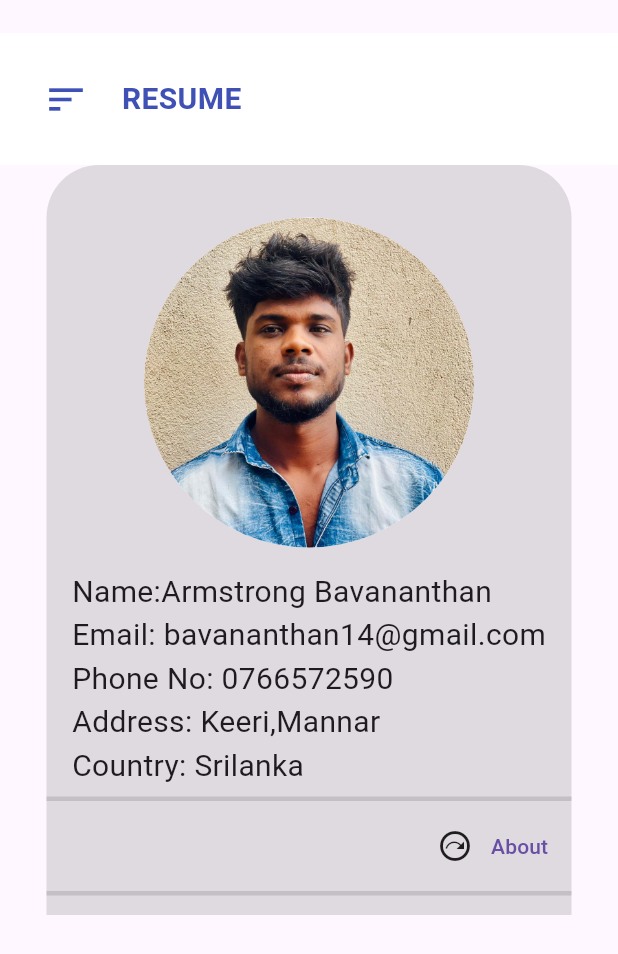
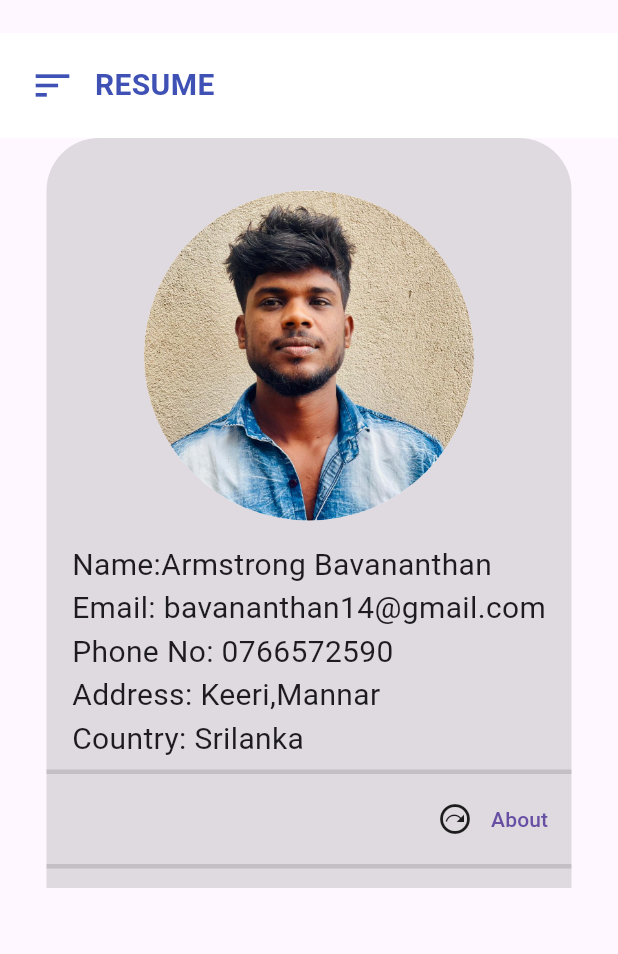
Before and after one commit to Bavananthan/resume-app, a Flutter app: the screen it shows after launch, on a phone screen of 412 x 824 dp. Shown: the top 954 px of the screen. Run offline on Flutter 3.47's test engine with Material 3 defaults, Android fonts, the phone set to English and light mode, and no system bars.

Commit message:
fix error in appbar

```diff
--- a/lib/Widgets/Myappbar.dart
+++ b/lib/Widgets/Myappbar.dart
@@ -18,12 +18,8 @@ class Myappbar extends StatelessWidget {
         padding: EdgeInsets.all(20),
         child: Row(
           children: [
-            IconButton(
-              icon: Icon(Icons.sort, size: 30, color: Colors.indigo),
-              onPressed: () {
+             Icon(Icons.sort, size: 30, color: Colors.indigo),
 
-              },
-            ),
             Padding(
               padding: const EdgeInsets.only(left: 8.0),
               child: Text(
```
